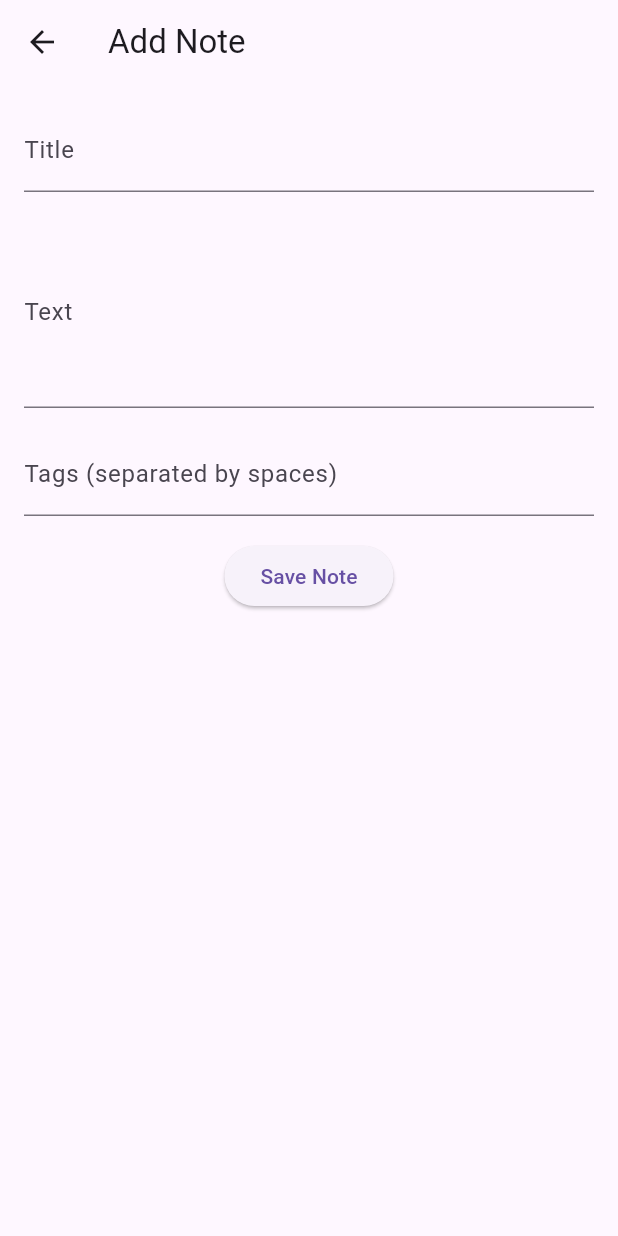
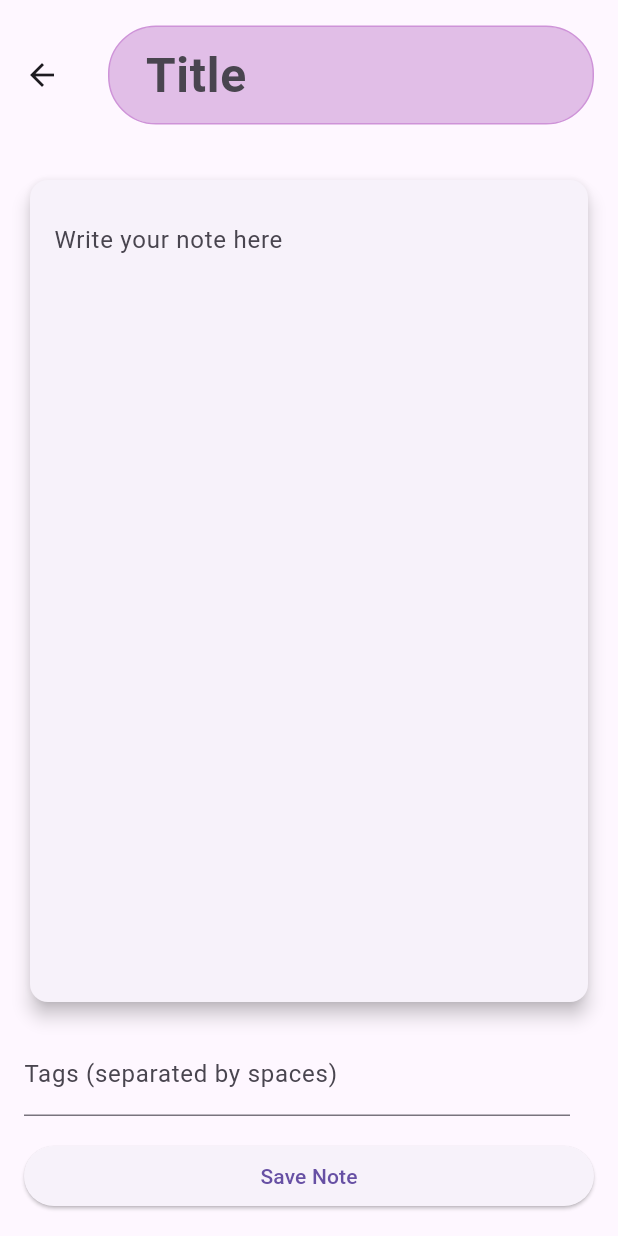
Before and after one commit to wazks/notes, a Flutter app: the screen it shows after launch, after a tap on "Add Note", on a phone screen of 412 x 824 dp. Run offline on Flutter 3.47's test engine with Material 3 defaults, Android fonts, the phone set to English and light mode, and no system bars; our stand-ins replace hive_flutter, table_calendar; accounts and stored records are empty; statements that could not run were skipped.

Commit message:
nic nie dziala

```diff
--- a/lib/add_note_page.dart
+++ /dev/null
@@ -1,90 +0,0 @@
-import 'package:flutter/material.dart';
-import 'package:notes/main.dart';
-import 'package:provider/provider.dart';
-
-class AddNotePage extends StatefulWidget {
-  final Note? note;
-
-  const AddNotePage({
-    super.key,
-    this.note,
-  });
-
-  @override
-  State<AddNotePage> createState() => _AddNotePageState();
-}
-
-class _AddNotePageState extends State<AddNotePage> {
-  TextEditingController titleController = TextEditingController();
-  TextEditingController textController = TextEditingController();
-  TextEditingController tagsController = TextEditingController();
-
-  Note? editedNote;
-
-  @override
-  void initState() {
-    super.initState();
-
-    editedNote = widget.note;
-    if (editedNote != null) {
-      titleController.text = editedNote!.title;
-      textController.text = editedNote!.text;
-      tagsController.text = editedNote!.tags.join(" ");
-    }
-  }
-
-  @override
-  Widget build(BuildContext context) {
-    var appState = context.watch<MyAppState>();
-
-    return Scaffold(
-      appBar: AppBar(
-        title: const Text('Add Note'),
-      ),
-      body: Padding(
-        padding: const EdgeInsets.all(16.0),
-        child: Column(
-          children: [
-            TextField(
-              controller: titleController,
-              decoration: const InputDecoration(labelText: 'Title'),
-            ),
-            const SizedBox(height: 16.0),
-            TextField(
-              controller: textController,
-              decoration: const InputDecoration(labelText: 'Text'),
-              maxLines: 4,
-            ),
-            const SizedBox(height: 16.0),
-            TextField(
-              controller: tagsController,
-              decoration: const InputDecoration(
-                  labelText: 'Tags (separated by spaces)'),
-            ),
-            const SizedBox(height: 16.0),
-            ElevatedButton(
-              onPressed: () {
-                var note = Note(
-                    title: titleController.text,
-                    text: textController.text,
-                    tags: tagsController.text.split(" "),
-                    modificationDate: DateTime.now());
-                if (editedNote?.title == note.title ||
-                    !appState.notesBox.containsKey(titleController.text)) {
-                  if (editedNote?.title != null) {
-                    appState.removeNote(editedNote!.title);
-                  }
-                  appState.addNote(note);
-                  Navigator.pop(context);
-                } else {
-                  //logic to say that the note already exists
-                }
-              },
-              child: const Text('Save Note'),
-            ),
-          ],
-        ),
-      ),
-    );
-  }
-}
--- a/lib/home_page.dart
+++ b/lib/home_page.dart
@@ -1,35 +1,107 @@
 import 'package:flutter/material.dart';
+import 'package:notes/quick_notes_page.dart';
+import 'package:notes/dream_journal_page.dart';
 
-import 'package:notes/note_list.dart';
-import 'package:notes/add_note_page.dart';
-
-class HomePage extends StatefulWidget {
-  const HomePage({super.key});
+class MyHomePage extends StatefulWidget {
+  const MyHomePage({super.key});
 
   @override
-  State<HomePage> createState() => _HomePageState();
+  State<MyHomePage> createState() => _MyHomePageState();
 }
 
-class _HomePageState extends State<HomePage> {
+class _MyHomePageState extends State<MyHomePage> {
+  var selectedIndex = 0;
+
   @override
   Widget build(BuildContext context) {
+    var colorScheme = Theme.of(context).colorScheme;
+
+    Widget page;
+    switch (selectedIndex) {
+      case 0:
+        page = const QuickNotesPage();
+        break;
+      case 1:
+        page = const DreamJournalPage();
+        break;
+      default:
+        throw UnimplementedError('no widget for $selectedIndex');
+    }
+
+    // The container for the current page, with its background color
+    // and subtle switching animation.
+    var mainArea = ColoredBox(
+      color: colorScheme.surfaceVariant,
+      child: AnimatedSwitcher(
+        duration: const Duration(milliseconds: 200),
+        child: page,
+      ),
+    );
+
     return Scaffold(
-      // appBar: AppBar(
-      //   title: const Text('My Notes'),
-      //   backgroundColor: Theme.of(context).colorScheme.inversePrimary,
-      // ),
-      body: const NoteList(),
-      floatingActionButton: FloatingActionButton.extended(
-        onPressed: () {
-          Navigator.push(
-            context,
-            MaterialPageRoute(builder: (context) => const AddNotePage()),
-          );
+      body: LayoutBuilder(
+        builder: (context, constraints) {
+          if (constraints.maxWidth < 450) {
+            // Use a more mobile-friendly layout with BottomNavigationBar
+            // on narrow screens.
+            return Column(
+              children: [
+                Expanded(child: mainArea),
+                SafeArea(
+                  child: BottomNavigationBar(
+                    items: const [
+                      BottomNavigationBarItem(
+                        icon: Icon(Icons.home),
+                        label: 'Quick Notes',
+                      ),
+                      BottomNavigationBarItem(
+                        icon: Icon(Icons.favorite),
+                        label: 'Journals',
+                      ),
+                    ],
+                    currentIndex: selectedIndex,
+                    onTap: (value) {
+                      setState(() {
+                        selectedIndex = value;
+                      });
+                    },
+                  ),
+                )
+              ],
+            );
+          } else {
+            return Row(
+              children: [
+                SafeArea(
+                  child: SizedBox(
+                    width: 200,
+                    child: NavigationRail(
+                      extended: constraints.maxWidth >= 300,
+                      destinations: const [
+                        NavigationRailDestination(
+                          icon: Icon(Icons.notes),
+                          label: Text('Quick Notes'),
+                        ),
+                        NavigationRailDestination(
+                          icon: Icon(Icons.favorite),
+                          label: Text('Journals'),
+                        ),
+                      ],
+                      selectedIndex: selectedIndex,
+                      onDestinationSelected: (value) {
+                        setState(() {
+                          selectedIndex = value;
+                        });
+                      },
+                    ),
+                  ),
+                ),
+                Expanded(child: mainArea),
+              ],
+            );
+          }
         },
-        label: const Text('Add Note'),
-        icon: const Icon(Icons.add),
       ),
-      backgroundColor: Theme.of(context).colorScheme.background,
     );
   }
 }
--- a/lib/main.dart
+++ b/lib/main.dart
@@ -32,6 +32,7 @@ void main() async {
   await Hive.initFlutter();
   Hive.registerAdapter(NoteAdapter());
   await Hive.openBox<Note>('notesBox');
+  await Hive.openBox<Note>('dreamJournalBox');
 
   runApp(const MyApp());
 }
@@ -46,7 +47,7 @@ class MyApp extends StatelessWidget {
         child: MaterialApp(
           title: "Notes",
           theme: ThemeData(primarySwatch: Colors.orange),
-          home: const HomePage(),
+          home: const MyHomePage(),
         ));
   }
 }
@@ -54,23 +55,26 @@ class MyApp extends StatelessWidget {
 class MyAppState extends ChangeNotifier {
   late List<Note> notes;
   Box<Note> notesBox = Hive.box('notesBox');
+  Box<Note> dreamJournalBox = Hive.box('dreamJournalBox');
 
   MyAppState() {
-    getNotes();
+    getNotes(notesBox);
   }
-  void addNote(Note note) {
-    notesBox.put(note.title, note);
-    getNotes();
+  void addNote(Note note, Box<Note> box) {
+    box.put(note.title, note);
+    getNotes(box);
     notifyListeners();
   }
 
-  void removeNote(String title) {
-    notesBox.delete(title);
-    getNotes();
+  void removeNote(String title, Box<Note> box) {
+    box.delete(title);
+    getNotes(box);
     notifyListeners();
   }
 
-  void getNotes() async {
-    notes = notesBox.values.cast<Note>().toList();
+  void getNotes(Box<Note> box) async {
+    notes = box.values.cast<Note>().toList();
   }
+
+  MyAppState get appState => this;
 }
--- a/lib/note_list.dart
+++ b/lib/note_list.dart
@@ -36,7 +36,6 @@ class NoteList extends StatelessWidget {
             return Container(
               margin: const EdgeInsets.all(containerMargin),
               child: Row(
-                // mainAxisAlignment: MainAxisAlignment.spaceBetween,
                 children: List.generate(rowNotes.length, (index) {
                   final Note note = rowNotes[index];
                   return Padding(
--- /dev/null
+++ b/lib/note_page.dart
@@ -0,0 +1,151 @@
+import 'package:flutter/material.dart';
+import 'package:hive_flutter/hive_flutter.dart';
+import 'package:notes/main.dart';
+import 'package:provider/provider.dart';
+
+class NotePage extends StatefulWidget {
+  final Note? note;
+  final Box<Note>? box;
+  const NotePage({Key? key, this.note, Box<Note>? box})
+      : box =
+            box ?? _initializeBox(), // Initialize 'box' using a private method
+        super(key: key);
+
+  @override
+  State<NotePage> createState() => _NotePageState();
+}
+
+class _NotePageState extends State<NotePage> {
+  late MyAppState appState;
+
+  TextEditingController titleController = TextEditingController();
+  TextEditingController textController = TextEditingController();
+  TextEditingController tagsController = TextEditingController();
+
+  Note? editedNote;
+
+  @override
+  void initState() {
+    super.initState();
+
+    editedNote = widget.note;
+    if (editedNote != null) {
+      titleController.text = editedNote!.title;
+      textController.text = editedNote!.text;
+      tagsController.text = editedNote!.tags.join(" ");
+    }
+  }
+
+  @override
+  Widget build(BuildContext context) {
+    appState = context.watch<MyAppState>();
+
+    return Scaffold(
+      appBar: AppBar(
+        toolbarHeight: 100,
+        title: Container(
+          decoration: BoxDecoration(
+            color: Colors.purple.shade100,
+            border: Border.all(
+                color: Colors
+                    .purple.shade200), // Add a border to the title container
+            borderRadius:
+                BorderRadius.circular(32.0), // Optional: Add rounded corners
+          ),
+          alignment: Alignment.center,
+          padding: const EdgeInsets.only(left: 24),
+          child: TextField(
+            textAlign: TextAlign.left,
+            controller: titleController,
+            decoration: const InputDecoration(
+              hintText: 'Title',
+              border: InputBorder.none,
+            ),
+            style: const TextStyle(fontSize: 32, fontWeight: FontWeight.w700),
+          ),
+        ),
+      ),
+      body: Padding(
+        padding: const EdgeInsets.all(16.0),
+        child: Column(
+          crossAxisAlignment: CrossAxisAlignment.stretch,
+          children: [
+            // Content
+            Expanded(
+              child: Card(
+                elevation: 5.0,
+                child: Padding(
+                  padding: const EdgeInsets.all(16.0),
+                  child: SingleChildScrollView(
+                    child: TextField(
+                      controller: textController,
+                      decoration: const InputDecoration(
+                        border: InputBorder.none,
+                        hintText: 'Write your note here',
+                      ),
+                      maxLines: null,
+                    ),
+                  ),
+                ),
+              ),
+            ),
+            const SizedBox(height: 16.0),
+
+            // Tags and Date
+            Row(
+              mainAxisAlignment: MainAxisAlignment.spaceBetween,
+              children: [
+                // Tags
+                Flexible(
+                  child: TextField(
+                    controller: tagsController,
+                    decoration: const InputDecoration(
+                        labelText: 'Tags (separated by spaces)'),
+                  ),
+                ),
+
+                const SizedBox(width: 16.0),
+
+                // Date
+                Text(
+                  editedNote != null
+                      ? 'Last Edit: ${editedNote!.modificationDate}'
+                      : '',
+                  style: const TextStyle(fontSize: 12.0, color: Colors.grey),
+                ),
+              ],
+            ),
+
+            const SizedBox(height: 16.0),
+
+            // Save Button
+            ElevatedButton(
+              onPressed: () {
+                var note = Note(
+                    title: titleController.text,
+                    text: textController.text,
+                    tags: tagsController.text.split(" "),
+                    modificationDate: DateTime.now());
+                if (editedNote?.title == note.title ||
+                    !appState.notesBox.containsKey(titleController.text)) {
+                  if (editedNote?.title != null) {
+                    appState.removeNote(editedNote!.title, appState.notesBox);
+                  }
+                  appState.addNote(note, appState.notesBox);
+                  Navigator.pop(context);
+                } else {
+                  // Logic to handle the case where the note already exists
+                }
+              },
+              child: const Text('Save Note'),
+            ),
+          ],
+        ),
+      ),
+    );
+  }
+
+  Box<Note> initializeBox() {
+    return appState.notesBox;
+  }
+}
--- /dev/null
+++ b/lib/quick_notes_page.dart
@@ -0,0 +1,30 @@
+import 'package:flutter/material.dart';
+import 'package:notes/note_list.dart';
+import 'package:notes/note_page.dart';
+
+class QuickNotesPage extends StatefulWidget {
+  const QuickNotesPage({super.key});
+
+  @override
+  State<QuickNotesPage> createState() => _QuickNotesPageState();
+}
+
+class _QuickNotesPageState extends State<QuickNotesPage> {
+  @override
+  Widget build(BuildContext context) {
+    return Scaffold(
+      body: const NoteList(),
+      floatingActionButton: FloatingActionButton.extended(
+        onPressed: () {
+          Navigator.push(
+            context,
+            MaterialPageRoute(builder: (context) => const NotePage()),
+          );
+        },
+        label: const Text('Add Note'),
+        icon: const Icon(Icons.add),
+      ),
+      backgroundColor: Theme.of(context).colorScheme.background,
+    );
+  }
+}
--- a/pubspec.yaml
+++ b/pubspec.yaml
@@ -39,6 +39,7 @@ dependencies:
   hive_generator: ^1.1.0
   build_runner: ^2.0.5
   provider: ^6.1.1
+  table_calendar: ^3.0.9
 
 dev_dependencies:
   flutter_test:
```
Also changed, not shown: lib/dream_journal_page.dart (added, +34 -0 lines), lib/interactive_calendar_widget.dart (added, +55 -0 lines), lib/note_preview.dart (+6 -4 lines), pubspec.lock.
